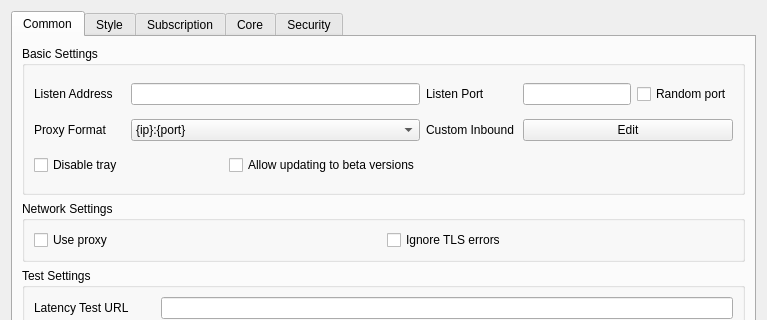
shengmo0210/Throne, file include/ui/setting/dialog_basic_settings.ui: the form before one commit; both pictures show x 0 to 767 and y 0 to 320 of the 767 by 472 pixel window.
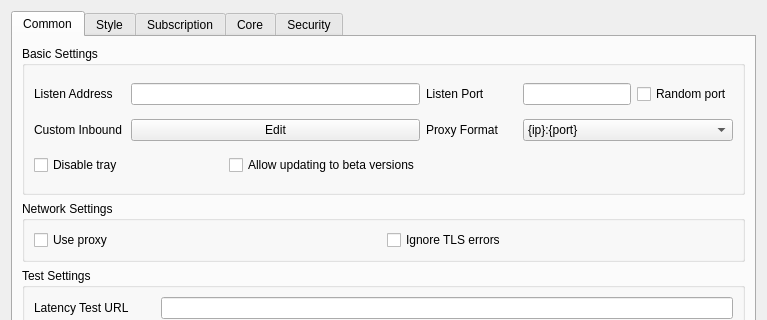
The form after the commit. Custom widgets are drawn as their Qt base class.

Diff of the .ui file:
```diff
--- a/include/ui/setting/dialog_basic_settings.ui
+++ b/include/ui/setting/dialog_basic_settings.ui
@@ -49,7 +49,7 @@
             </property>
            </widget>
           </item>
-          <item row="1" column="3">
+          <item row="1" column="0">
            <widget class="QLabel" name="label_11">
             <property name="text">
              <string>Custom Inbound</string>
@@ -78,7 +78,7 @@
             </property>
            </widget>
           </item>
-          <item row="1" column="4" colspan="2">
+          <item row="1" column="1" colspan="2">
            <widget class="QPushButton" name="custom_inbound_edit">
             <property name="text">
              <string>Edit</string>
@@ -121,14 +121,14 @@
             </property>
            </widget>
           </item>
-          <item row="1" column="0">
-           <widget class="QLabel" name="label_10">
+          <item row="1" column="3">
+           <widget class="QLabel" name="proxy_scheme_l">
             <property name="text">
              <string>Proxy Format</string>
             </property>
            </widget>
           </item>
-          <item row="1" column="1" colspan="2">
+          <item row="1" column="4" colspan="2">
            <widget class="QComboBox" name="proxy_scheme">
             <item>
              <property name="text">
```
Left out of the diff: 2 changed lines with no effect on the pictures.
